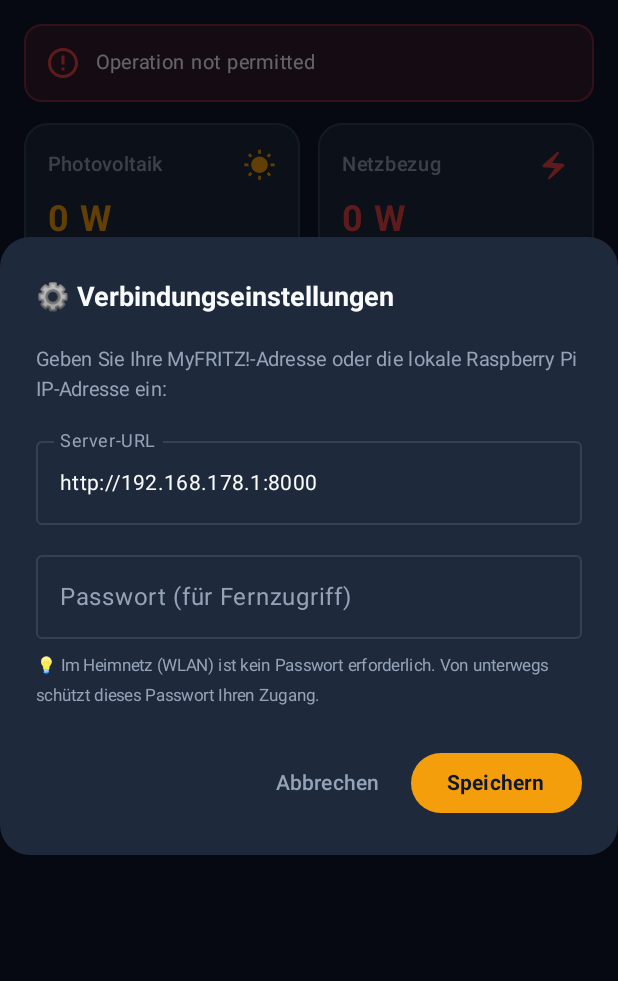
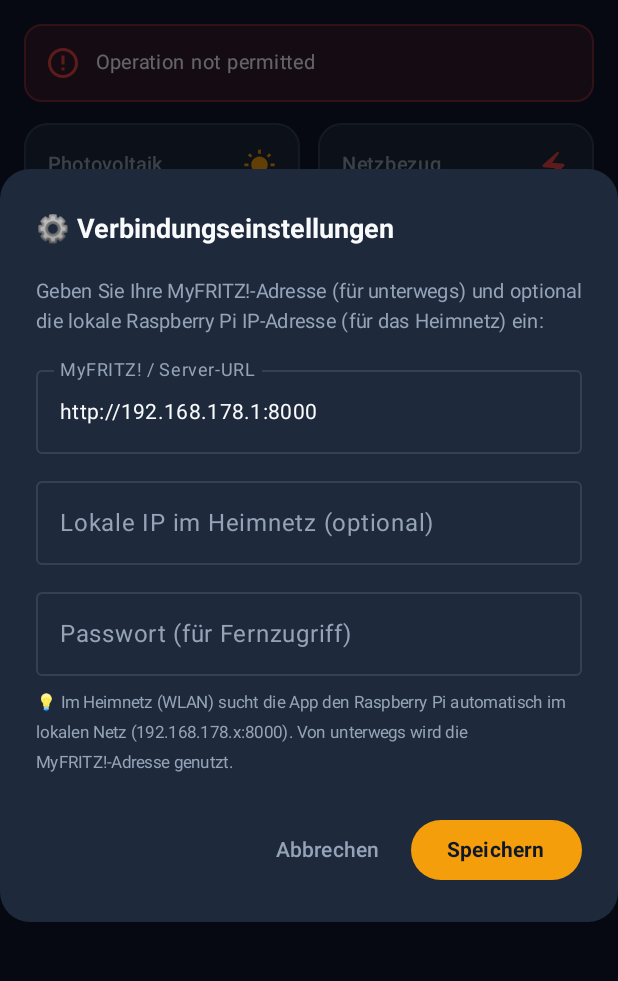
Before and after one commit to smaxdax2/PVOptimizer, an Android app built with Jetpack Compose: the screen it shows after launch (MainActivity), after a tap on "Einstellungen", on a phone screen of 412 x 824 dp, the part 72-1053 px from its top. Run offline under Robolectric (Android 15) with nearby library versions, the phone set to English and light mode, and no system bars.

Commit message:
Add automatic local Raspberry Pi discovery in home Wi-Fi and IPv6 prioritization for MyFRITZ (v1.2.0)

```diff
--- a/android_app/app/build.gradle.kts
+++ b/android_app/app/build.gradle.kts
@@ -11,8 +11,8 @@ android {
         applicationId = "com.pvoptimizer.app"
         minSdk = 26
         targetSdk = 34
-        versionCode = 2
-        versionName = "1.1.0"
+        versionCode = 3
+        versionName = "1.2.0"
 
         testInstrumentationRunner = "androidx.test.runner.AndroidJUnitRunner"
         vectorDrawables {
--- a/android_app/app/src/main/java/com/pvoptimizer/app/MainActivity.kt
+++ b/android_app/app/src/main/java/com/pvoptimizer/app/MainActivity.kt
@@ -82,10 +82,12 @@ class MainActivity : ComponentActivity() {
                     isScanning = isScanning,
                     errorMessage = errorMessage,
                     currentUrl = prefs.serverUrl,
+                    currentLocalUrl = prefs.localServerUrl,
                     currentPassword = prefs.password,
                     onRefresh = { refreshData() },
-                    onSaveSettings = { newUrl, newPassword ->
+                    onSaveSettings = { newUrl, newLocalUrl, newPassword ->
                         prefs.serverUrl = newUrl
+                        prefs.localServerUrl = newLocalUrl
                         prefs.password = newPassword
                         prefs.clearSession()
                         client = PvApiClient(prefs)
--- a/android_app/app/src/main/java/com/pvoptimizer/app/data/AppPreferences.kt
+++ b/android_app/app/src/main/java/com/pvoptimizer/app/data/AppPreferences.kt
@@ -9,6 +9,10 @@ class AppPreferences(context: Context) {
     var serverUrl: String
         get() = prefs.getString("server_url", "http://192.168.178.1:8000") ?: ""
         set(value) = prefs.edit().putString("server_url", value.trim().trimEnd('/')).apply()
+
+    var localServerUrl: String
+        get() = prefs.getString("local_server_url", "") ?: ""
+        set(value) = prefs.edit().putString("local_server_url", value.trim().trimEnd('/')).apply()
 
     var password: String
         get() = prefs.getString("password", "") ?: ""
--- a/android_app/app/src/main/java/com/pvoptimizer/app/data/PvApiClient.kt
+++ b/android_app/app/src/main/java/com/pvoptimizer/app/data/PvApiClient.kt
@@ -4,18 +4,30 @@ import android.annotation.SuppressLint
 import com.google.gson.Gson
 import com.google.gson.reflect.TypeToken
 import kotlinx.coroutines.Dispatchers
+import kotlinx.coroutines.async
+import kotlinx.coroutines.awaitAll
+import kotlinx.coroutines.coroutineScope
+import kotlinx.coroutines.sync.Semaphore
+import kotlinx.coroutines.sync.withPermit
 import kotlinx.coroutines.withContext
 import okhttp3.Cookie
 import okhttp3.CookieJar
+import okhttp3.Dns
 import okhttp3.HttpUrl
 import okhttp3.MediaType.Companion.toMediaType
 import okhttp3.OkHttpClient
 import okhttp3.Request
 import okhttp3.RequestBody.Companion.toRequestBody
 import okhttp3.Response
+import java.net.Inet4Address
+import java.net.Inet6Address
+import java.net.InetAddress
+import java.net.NetworkInterface
 import java.security.SecureRandom
 import java.security.cert.X509Certificate
+import java.util.Collections
 import java.util.concurrent.TimeUnit
+import java.util.concurrent.atomic.AtomicReference
 import javax.net.ssl.SSLContext
 import javax.net.ssl.TrustManager
 import javax.net.ssl.X509TrustManager
@@ -44,13 +56,7 @@ class PvApiClient(private val prefs: AppPreferences) {
         init(null, arrayOf<TrustManager>(trustAllManager), SecureRandom())
     }
 
-    // In-memory + persistent cookie jar for pv_session, configured to accept self-signed certificates
-    private val client: OkHttpClient = OkHttpClient.Builder()
-        .sslSocketFactory(sslContext.socketFactory, trustAllManager)
-        .hostnameVerifier { _, _ -> true }
-        .connectTimeout(6, TimeUnit.SECONDS)
-        .readTimeout(6, TimeUnit.SECONDS)
-        .cookieJar(object : CookieJar {
+    private val cookieJar = object : CookieJar {
         override fun saveFromResponse(url: HttpUrl, cookies: List<Cookie>) {
             for (cookie in cookies) {
                 if (cookie.name == "pv_session") {
@@ -73,15 +79,83 @@ class PvApiClient(private val prefs: AppPreferences) {
             }
             return emptyList()
         }
-        })
+    }
+
+    // Prefer IPv6 (AAAA) for myfritz.net domains because under DS-Lite the IPv4 (A) record
+    // points to the FRITZ!Box / CGNAT (93.104.x.x) instead of the Raspberry Pi.
+    private val smartDns = object : Dns {
+        override fun lookup(hostname: String): List<InetAddress> {
+            val addresses = Dns.SYSTEM.lookup(hostname)
+            if (hostname.contains("myfritz.net", ignoreCase = true)) {
+                return addresses.sortedBy { if (it is Inet6Address) 0 else 1 }
+            }
+            return addresses
+        }
+    }
+
+    // Main HTTP client
+    private val client: OkHttpClient = OkHttpClient.Builder()
+        .sslSocketFactory(sslContext.socketFactory, trustAllManager)
+        .hostnameVerifier { _, _ -> true }
+        .dns(smartDns)
+        .connectTimeout(5, TimeUnit.SECONDS)
+        .readTimeout(6, TimeUnit.SECONDS)
+        .cookieJar(cookieJar)
         .build()
 
-    private fun candidateBaseUrls(): List<String> {
-        val raw = prefs.serverUrl.trim().trimEnd('/')
-        if (raw.isEmpty()) {
-            return listOf("http://192.168.178.1:8000")
+    // Fast HTTP client for local LAN probing
+    private val fastLanClient: OkHttpClient = client.newBuilder()
+        .connectTimeout(400, TimeUnit.MILLISECONDS)
+        .readTimeout(800, TimeUnit.MILLISECONDS)
+        .build()
+
+    private fun getLocalWifiSubnetPrefix(): String? {
+        try {
+            val interfaces = NetworkInterface.getNetworkInterfaces() ?: return null
+            for (intf in Collections.list(interfaces)) {
+                if (!intf.isUp || intf.isLoopback) continue
+                for (addr in Collections.list(intf.inetAddresses)) {
+                    if (addr is Inet4Address && !addr.isLoopbackAddress) {
+                        val ip = addr.hostAddress ?: continue
+                        if (ip.startsWith("192.168.")) {
+                            return ip.substringBeforeLast('.')
+                        }
+                    }
+                }
+            }
+        } catch (_: Exception) {}
+        return null
     }
 
+    private fun normalizeLocalUrl(rawLocal: String): List<String> {
+        val clean = rawLocal.trim().trimEnd('/')
+        if (clean.isEmpty()) return emptyList()
+        val hostPort = clean.removePrefix("http://").removePrefix("https://").trimEnd('/')
+        val hostOnly = hostPort.substringBefore(':')
+        val hasPort = hostPort.contains(':')
+        val list = mutableListOf<String>()
+        if (hasPort) {
+            list.add("http://$hostPort")
+            list.add("https://$hostPort")
+        } else {
+            list.add("http://$hostOnly:8000")
+            list.add("http://$hostOnly")
+            list.add("https://$hostOnly")
+        }
+        return list.distinct()
+    }
+
+    private fun candidateBaseUrls(): List<String> {
+        val candidates = mutableListOf<String>()
+        resolvedBaseUrl?.let { candidates.add(it) }
+
+        // If a local server URL is saved (or auto-discovered), try it first when on Wi-Fi
+        if (prefs.localServerUrl.isNotEmpty()) {
+            candidates.addAll(normalizeLocalUrl(prefs.localServerUrl))
+        }
+
+        val raw = prefs.serverUrl.trim().trimEnd('/')
+        if (raw.isNotEmpty()) {
             val hostPort = raw.removePrefix("https://").removePrefix("http://").trimEnd('/')
             val hostOnly = hostPort.substringBefore(':')
             val hasPort = hostPort.contains(':')
@@ -91,9 +165,6 @@ class PvApiClient(private val prefs: AppPreferences) {
                 hostOnly.equals("localhost", ignoreCase = true) ||
                 hostOnly.endsWith(".local", ignoreCase = true) ||
                 hostOnly.endsWith(".fritz.box", ignoreCase = true)
-
-        val candidates = mutableListOf<String>()
-        resolvedBaseUrl?.let { candidates.add(it) }
 
             when {
                 raw.startsWith("https://") -> {
@@ -132,8 +203,89 @@ class PvApiClient(private val prefs: AppPreferences) {
                     }
                 }
             }
+        }
+
+        if (candidates.isEmpty()) {
+            candidates.add("http://192.168.178.1:8000")
+        }
 
         return candidates.distinct()
+    }
+
+    private fun isLocalCandidate(url: String): Boolean {
+        val host = url.removePrefix("http://").removePrefix("https://").substringBefore(':').substringBefore('/')
+        return host.startsWith("192.168.") ||
+            host.startsWith("10.") ||
+            host.startsWith("172.") ||
+            host.endsWith(".fritz.box", ignoreCase = true) ||
+            host.endsWith(".local", ignoreCase = true)
+    }
+
+    /**
+     * Automatically discovers the Raspberry Pi running PV Optimizer in the local home Wi-Fi
+     * when the MyFRITZ! WAN address cannot be hairpinned by the FRITZ!Box router.
+     */
+    private suspend fun discoverLocalPiInHomeNetwork(): Pair<String, InverterStatus>? = coroutineScope {
+        val subnet = getLocalWifiSubnetPrefix() ?: return@coroutineScope null
+
+        // 1. Try common Raspberry Pi hostnames on the FRITZ!Box LAN first
+        val hostnameCandidates = listOf(
+            "http://raspberrypi.fritz.box:8000",
+            "http://raspberrypi:8000",
+            "http://raspberrypi.local:8000",
+            "http://pvoptimizer.fritz.box:8000",
+            "http://raspberrypi.fritz.box"
+        )
+        for (hostUrl in hostnameCandidates) {
+            try {
+                val req = Request.Builder().url("$hostUrl/api/status").get().build()
+                fastLanClient.newCall(req).execute().use { res ->
+                    if (res.isSuccessful) {
+                        val body = res.body?.string().orEmpty().trimStart()
+                        if (body.startsWith("{") && body.contains("pv_power_w")) {
+                            val status = gson.fromJson(body, InverterStatus::class.java)
+                            prefs.localServerUrl = hostUrl
+                            resolvedBaseUrl = hostUrl
+                            return@coroutineScope Pair(hostUrl, status)
+                        }
+                    }
+                }
+            } catch (_: Exception) {}
+        }
+
+        // 2. Parallel scan of the local /24 subnet on port 8000
+        val foundRef = AtomicReference<Pair<String, InverterStatus>?>(null)
+        val semaphore = Semaphore(64)
+
+        val jobs = (1..254).map { lastOctet ->
+            async(Dispatchers.IO) {
+                if (foundRef.get() != null) return@async
+                semaphore.withPermit {
+                    if (foundRef.get() != null) return@withPermit
+                    val candidateUrl = "http://$subnet.$lastOctet:8000"
+                    try {
+                        val req = Request.Builder().url("$candidateUrl/api/status").get().build()
+                        fastLanClient.newCall(req).execute().use { res ->
+                            if (res.isSuccessful) {
+                                val body = res.body?.string().orEmpty().trimStart()
+                                if (body.startsWith("{") && body.contains("pv_power_w")) {
+                                    val status = gson.fromJson(body, InverterStatus::class.java)
+                                    foundRef.compareAndSet(null, Pair(candidateUrl, status))
+                                }
+                            }
+                        }
+                    } catch (_: Exception) {}
+                }
+            }
+        }
+        jobs.awaitAll()
+
+        val discovered = foundRef.get()
+        if (discovered != null) {
+            prefs.localServerUrl = discovered.first
+            resolvedBaseUrl = discovered.first
+        }
+        discovered
     }
 
     private fun baseUrl(): String {
@@ -154,38 +306,54 @@ class PvApiClient(private val prefs: AppPreferences) {
     }
 
     suspend fun getStatus(): Result<InverterStatus> = withContext(Dispatchers.IO) {
-        var lastError: Exception? = null
+        var primaryError: Exception? = null
 
         for (candidate in candidateBaseUrls()) {
             try {
+                val httpClient = if (isLocalCandidate(candidate) && candidate != resolvedBaseUrl) {
+                    fastLanClient
+                } else {
+                    client
+                }
+
                 val request = Request.Builder()
                     .url("$candidate/api/status")
                     .get()
                     .build()
 
-                var response = client.newCall(request).execute()
+                var response = httpClient.newCall(request).execute()
                 if (response.code == 401 || response.code == 403) {
+                    val errBody = response.body?.string().orEmpty()
+                    response.close()
+                    // Only treat 401/403 as PV Optimizer if it comes from our FastAPI backend
+                    if (errBody.contains("Fernzugriff") || errBody.contains("Unauthorized") || errBody.contains("detail")) {
                         if (prefs.password.isNotEmpty() && login(prefs.password, candidate).isSuccess) {
-                        response.close()
-                        response = client.newCall(request).execute()
+                            response = httpClient.newCall(request).execute()
                         } else {
                             resolvedBaseUrl = candidate
-                        response.close()
-                        return@withContext Result.failure(Exception("Login erforderlich"))
+                            return@withContext Result.failure(Exception("Login erforderlich (Passwort in Einstellungen prüfen)"))
+                        }
+                    } else {
+                        if (primaryError == null) primaryError = Exception("Serverfehler: ${response.code}")
+                        continue
                     }
                 }
 
                 if (!response.isSuccessful) {
                     val code = response.code
                     response.close()
-                    lastError = Exception("Serverfehler: $code")
+                    if (primaryError == null) primaryError = Exception("Serverfehler: $code")
                     continue
                 }
 
                 val body = response.body?.string().orEmpty()
+                response.close()
                 val trimmed = body.trimStart()
                 if (!trimmed.startsWith("{") || !trimmed.contains("pv_power_w")) {
-                    lastError = Exception("Ungültige Antwort von $candidate")
+                    // Hit FRITZ!Box web UI instead of PV Optimizer
+                    if (primaryError == null) {
+                        primaryError = Exception("MyFRITZ!-Adresse zeigt im Heimnetz auf die FRITZ!Box statt auf den Raspberry Pi")
+                    }
                     continue
                 }
 
@@ -193,11 +361,19 @@ class PvApiClient(private val prefs: AppPreferences) {
                 resolvedBaseUrl = candidate
                 return@withContext Result.success(status)
             } catch (e: Exception) {
-                lastError = e
+                if (primaryError == null) {
+                    primaryError = e
+                }
             }
         }
 
-        Result.failure(lastError ?: Exception("Verbindungsfehler"))
+        // If direct candidates failed and we are on home Wi-Fi (192.168.x.x), auto-discover the Raspberry Pi!
+        val discovered = discoverLocalPiInHomeNetwork()
+        if (discovered != null) {
+            return@withContext Result.success(discovered.second)
+        }
+
+        Result.failure(primaryError ?: Exception("Verbindungsfehler"))
     }
 
     suspend fun getConsumers(): Result<List<Consumer>> = withContext(Dispatchers.IO) {
--- a/android_app/app/src/main/java/com/pvoptimizer/app/ui/components/SettingsDialog.kt
+++ b/android_app/app/src/main/java/com/pvoptimizer/app/ui/components/SettingsDialog.kt
@@ -14,11 +14,13 @@ import com.pvoptimizer.app.ui.theme.*
 @Composable
 fun SettingsDialog(
     initialUrl: String,
+    initialLocalUrl: String,
     initialPassword: String,
     onDismiss: () -> Unit,
-    onSave: (url: String, password: String) -> Unit
+    onSave: (url: String, localUrl: String, password: String) -> Unit
 ) {
     var urlText by remember { mutableStateOf(initialUrl) }
+    var localUrlText by remember { mutableStateOf(initialLocalUrl) }
     var passwordText by remember { mutableStateOf(initialPassword) }
 
     AlertDialog(
@@ -36,17 +38,17 @@ fun SettingsDialog(
         text = {
             Column(modifier = Modifier.fillMaxWidth()) {
                 Text(
-                    text = "Geben Sie Ihre MyFRITZ!-Adresse oder die lokale Raspberry Pi IP-Adresse ein:",
+                    text = "Geben Sie Ihre MyFRITZ!-Adresse (für unterwegs) und optional die lokale Raspberry Pi IP-Adresse (für das Heimnetz) ein:",
                     color = TextSecondary,
                     fontSize = 13.sp
                 )
 
-                Spacer(modifier = Modifier.height(16.dp))
+                Spacer(modifier = Modifier.height(14.dp))
 
                 OutlinedTextField(
                     value = urlText,
                     onValueChange = { urlText = it },
-                    label = { Text("Server-URL") },
+                    label = { Text("MyFRITZ! / Server-URL") },
                     placeholder = { Text("https://dein-pi.myfritz.net") },
                     singleLine = true,
                     colors = OutlinedTextFieldDefaults.colors(
@@ -60,7 +62,26 @@ fun SettingsDialog(
                     modifier = Modifier.fillMaxWidth()
                 )
 
-                Spacer(modifier = Modifier.height(12.dp))
+                Spacer(modifier = Modifier.height(10.dp))
+
+                OutlinedTextField(
+                    value = localUrlText,
+                    onValueChange = { localUrlText = it },
+                    label = { Text("Lokale IP im Heimnetz (optional)") },
+                    placeholder = { Text("Wird automatisch erkannt (z.B. 192.168.178.50:8000)") },
+                    singleLine = true,
+                    colors = OutlinedTextFieldDefaults.colors(
+                        focusedTextColor = TextPrimary,
+                        unfocusedTextColor = TextPrimary,
+                        focusedBorderColor = SolarGold,
+                        unfocusedBorderColor = CardBorder,
+                        focusedLabelColor = SolarGold,
+                        unfocusedLabelColor = TextSecondary
+                    ),
+                    modifier = Modifier.fillMaxWidth()
+                )
+
+                Spacer(modifier = Modifier.height(10.dp))
 
                 OutlinedTextField(
                     value = passwordText,
@@ -83,7 +104,7 @@ fun SettingsDialog(
                 Spacer(modifier = Modifier.height(8.dp))
 
                 Text(
-                    text = "💡 Im Heimnetz (WLAN) ist kein Passwort erforderlich. Von unterwegs schützt dieses Passwort Ihren Zugang.",
+                    text = "💡 Im Heimnetz (WLAN) sucht die App den Raspberry Pi automatisch im lokalen Netz (192.168.178.x:8000). Von unterwegs wird die MyFRITZ!-Adresse genutzt.",
                     color = TextSecondary,
                     fontSize = 11.sp
                 )
@@ -91,7 +112,7 @@ fun SettingsDialog(
         },
         confirmButton = {
             Button(
-                onClick = { onSave(urlText, passwordText) },
+                onClick = { onSave(urlText, localUrlText, passwordText) },
                 colors = ButtonDefaults.buttonColors(containerColor = SolarGold, contentColor = BgDark)
             ) {
                 Text("Speichern", fontWeight = FontWeight.Bold)
--- a/android_app/app/src/main/java/com/pvoptimizer/app/ui/screens/DashboardScreen.kt
+++ b/android_app/app/src/main/java/com/pvoptimizer/app/ui/screens/DashboardScreen.kt
@@ -32,9 +32,10 @@ fun DashboardScreen(
     isScanning: Boolean = false,
     errorMessage: String?,
     currentUrl: String,
+    currentLocalUrl: String,
     currentPassword: String,
     onRefresh: () -> Unit,
-    onSaveSettings: (url: String, password: String) -> Unit,
+    onSaveSettings: (url: String, localUrl: String, password: String) -> Unit,
     onToggleConsumer: (consumerId: String, isOn: Boolean) -> Unit,
     onOverrideConsumer: (consumerId: String, isManual: Boolean) -> Unit,
     onPowerChange: (consumerId: String, powerW: Double) -> Unit,
@@ -301,10 +302,11 @@ fun DashboardScreen(
     if (showSettings) {
         SettingsDialog(
             initialUrl = currentUrl,
+            initialLocalUrl = currentLocalUrl,
             initialPassword = currentPassword,
             onDismiss = { showSettings = false },
-            onSave = { url, pw ->
-                onSaveSettings(url, pw)
+            onSave = { url, localUrl, pw ->
+                onSaveSettings(url, localUrl, pw)
                 showSettings = false
             }
         )
```
Also changed, not shown: 1 other file. Lines whose indentation alone changed are shown as unchanged.
